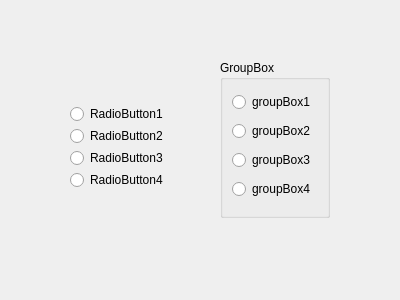
Old version of the form 02.03 RadioButton/radiobuttonTest.ui in the repository SebinLee/PyQt5forBeginner.
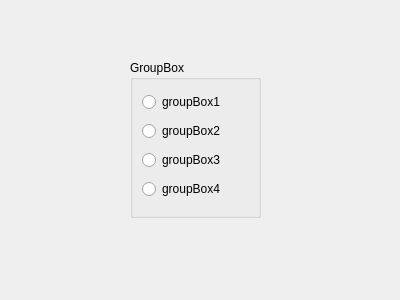
New version of the form.

```diff
--- a/02.03 RadioButton/radiobuttonTest.ui
+++ b/02.03 RadioButton/radiobuttonTest.ui
@@ -16,9 +16,9 @@
   <widget class="QGroupBox" name="groupBox">
    <property name="geometry">
     <rect>
-     <x>220</x>
+     <x>130</x>
      <y>60</y>
-     <width>110</width>
+     <width>131</width>
      <height>158</height>
     </rect>
    </property>
@@ -56,58 +56,6 @@
     </item>
    </layout>
   </widget>
-  <widget class="QRadioButton" name="rad4">
-   <property name="geometry">
-    <rect>
-     <x>70</x>
-     <y>172</y>
-     <width>111</width>
-     <height>16</height>
-    </rect>
-   </property>
-   <property name="text">
-    <string>RadioButton4</string>
-   </property>
-  </widget>
-  <widget class="QRadioButton" name="rad1">
-   <property name="geometry">
-    <rect>
-     <x>70</x>
-     <y>106</y>
-     <width>111</width>
-     <height>16</height>
-    </rect>
-   </property>
-   <property name="text">
-    <string>RadioButton1</string>
-   </property>
-  </widget>
-  <widget class="QRadioButton" name="rad2">
-   <property name="geometry">
-    <rect>
-     <x>70</x>
-     <y>128</y>
-     <width>111</width>
-     <height>16</height>
-    </rect>
-   </property>
-   <property name="text">
-    <string>RadioButton2</string>
-   </property>
-  </widget>
-  <widget class="QRadioButton" name="rad3">
-   <property name="geometry">
-    <rect>
-     <x>70</x>
-     <y>150</y>
-     <width>111</width>
-     <height>16</height>
-    </rect>
-   </property>
-   <property name="text">
-    <string>RadioButton3</string>
-   </property>
-  </widget>
  </widget>
  <resources/>
  <connections/>
```
